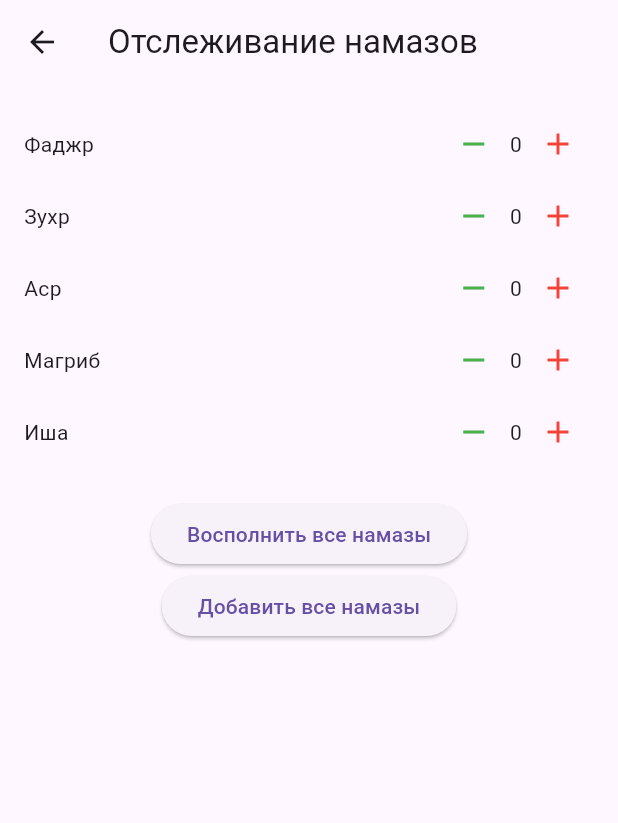
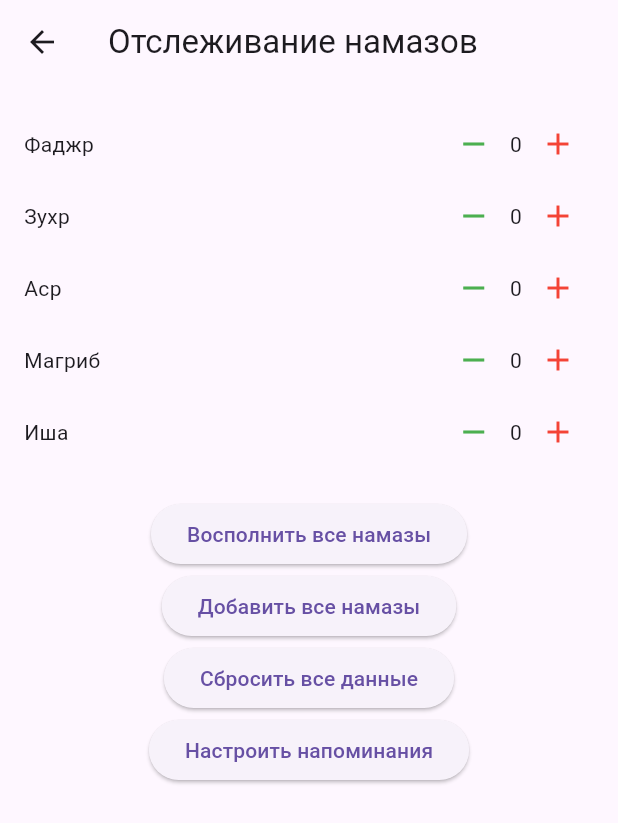
Before and after one commit to Basnukaev/prayer-app-prototype, a Flutter app: the screen it shows after launch, after a tap on "Далее", after a tap on "Продолжить", on a phone screen of 412 x 824 dp. Shown: the top 823 px of the screen. Run offline on Flutter 3.47's test engine with Material 3 defaults, Android fonts, the phone set to English and light mode, and no system bars; our stand-ins replace flutter_local_notifications.

Commit message:
Add reset all prayers button

```diff
--- a/lib/copilot/main.dart
+++ b/lib/copilot/main.dart
@@ -1,9 +1,23 @@
 import 'package:flutter/material.dart';
+import 'package:flutter_local_notifications/flutter_local_notifications.dart';
 
 import 'input_page.dart';
 import 'welcome_page.dart';
 
-void main() {
+final FlutterLocalNotificationsPlugin flutterLocalNotificationsPlugin =
+    FlutterLocalNotificationsPlugin();
+
+void main() async {
+  WidgetsFlutterBinding.ensureInitialized();
+
+  const AndroidInitializationSettings initializationSettingsAndroid =
+      AndroidInitializationSettings('@mipmap/ic_launcher');
+
+  const InitializationSettings initializationSettings =
+      InitializationSettings(android: initializationSettingsAndroid);
+
+  await flutterLocalNotificationsPlugin.initialize(initializationSettings);
+
   runApp(const MyApp());
 }
 
--- a/lib/copilot/tracking_page.dart
+++ b/lib/copilot/tracking_page.dart
@@ -1,4 +1,7 @@
 import 'package:flutter/material.dart';
+import 'package:flutter_local_notifications/flutter_local_notifications.dart';
+
+import 'main.dart';
 
 class TrackingPage extends StatefulWidget {
   final int fajr;
@@ -7,7 +10,7 @@ class TrackingPage extends StatefulWidget {
   final int maghrib;
   final int isha;
 
-  TrackingPage({
+  const TrackingPage({super.key,
     required this.fajr,
     required this.zuhr,
     required this.asr,
@@ -58,11 +61,21 @@ class _TrackingPageState extends State<TrackingPage> {
     });
   }
 
+  void _resetAllPrayers() {
+    setState(() {
+      _fajr = 0;
+      _zuhr = 0;
+      _asr = 0;
+      _maghrib = 0;
+      _isha = 0;
+    });
+  }
+
   @override
   Widget build(BuildContext context) {
     return Scaffold(
       appBar: AppBar(
-        title: Text('Отслеживание намазов'),
+        title: const Text('Отслеживание намазов'),
       ),
       body: Padding(
         padding: const EdgeInsets.all(16.0),
@@ -73,7 +86,7 @@ class _TrackingPageState extends State<TrackingPage> {
             _buildPrayerRow('Аср', _asr, 'asr'),
             _buildPrayerRow('Магриб', _maghrib, 'maghrib'),
             _buildPrayerRow('Иша', _isha, 'isha'),
-            SizedBox(height: 20),
+            const SizedBox(height: 20),
             ElevatedButton(
               onPressed: () {
                 setState(() {
@@ -84,7 +97,7 @@ class _TrackingPageState extends State<TrackingPage> {
                   _isha--;
                 });
               },
-              child: Text('Восполнить все намазы'),
+              child: const Text('Восполнить все намазы'),
             ),
             ElevatedButton(
               onPressed: () {
@@ -96,7 +109,15 @@ class _TrackingPageState extends State<TrackingPage> {
                   _isha++;
                 });
               },
-              child: Text('Добавить все намазы'),
+              child: const Text('Добавить все намазы'),
+            ),
+            ElevatedButton(
+              onPressed: _resetAllPrayers,
+              child: const Text('Сбросить все данные'),
+            ),
+            ElevatedButton(
+              onPressed: () => {},
+              child: const Text('Настроить напоминания'),
             ),
           ],
         ),
@@ -112,12 +133,12 @@ class _TrackingPageState extends State<TrackingPage> {
         Row(
           children: [
             IconButton(
-              icon: Icon(Icons.remove, color: Colors.green),
+              icon: const Icon(Icons.remove, color: Colors.green),
               onPressed: () => _updatePrayerCount(prayer, -1),
             ),
             Text(count.toString()),
             IconButton(
-              icon: Icon(Icons.add, color: Colors.red),
+              icon: const Icon(Icons.add, color: Colors.red),
               onPressed: () => _updatePrayerCount(prayer, 1),
             ),
           ],
--- a/pubspec.yaml
+++ b/pubspec.yaml
@@ -35,6 +35,7 @@ dependencies:
   # The following adds the Cupertino Icons font to your application.
   # Use with the CupertinoIcons class for iOS style icons.
   cupertino_icons: ^1.0.6
+  flutter_local_notifications: ^17.2.2
 
 dev_dependencies:
   flutter_test:
```
Also changed, not shown: pubspec.lock, 1 other file.
